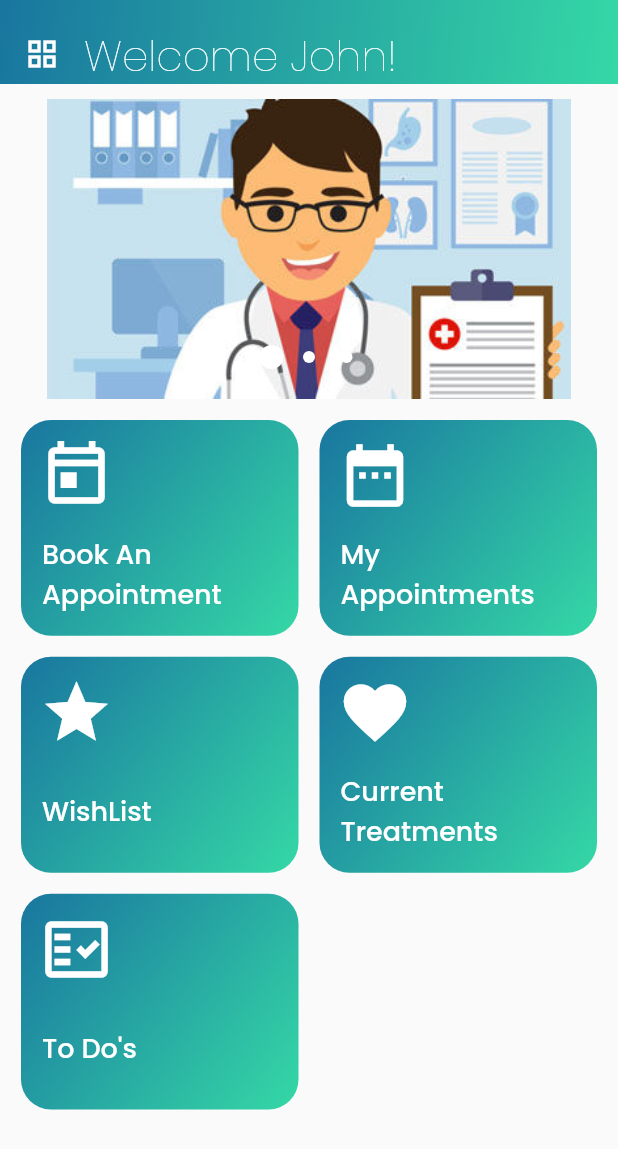
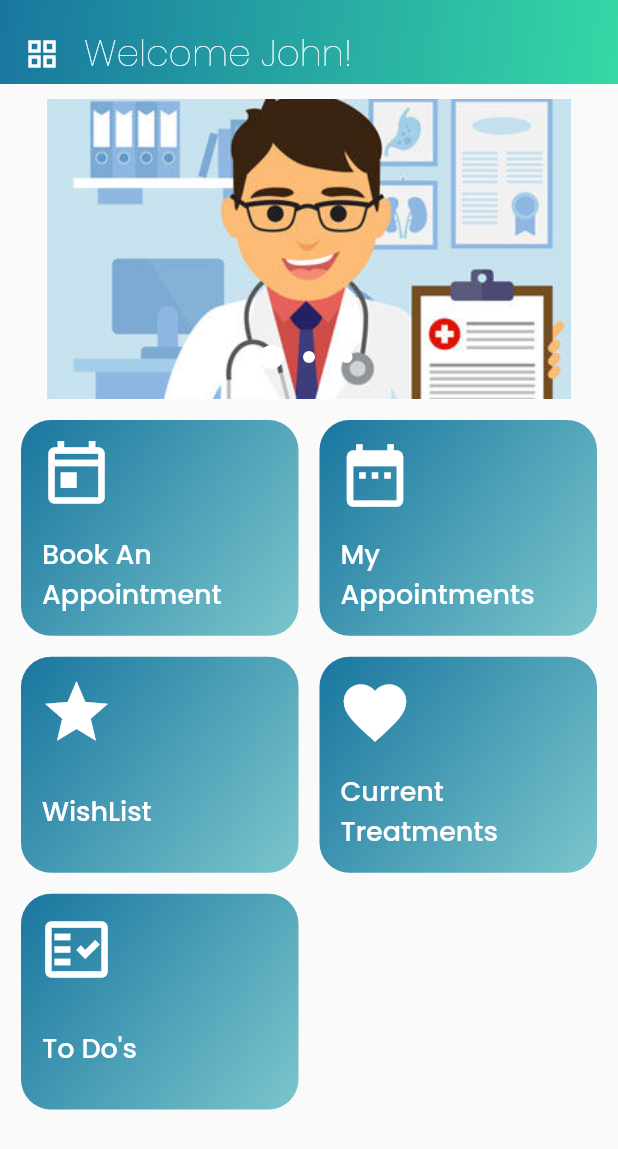
Before and after one commit to meetcse/PCare, a Flutter app: the HomePage screen opened by its route, on a phone screen of 412 x 824 dp. Shown: the top 1149 px of the screen. Run offline on Flutter 3.47's test engine with Material 2 defaults, Android fonts, the light colour scheme and no system bars; drawn by our look-alikes of carousel_pro; our stand-ins replace flushbar, flutter_mobx, google_fonts, mobx, progress_indicators, shared_preferences; accounts and stored records are empty; generated files the repository leaves out were written again.

Commit message:
Changed some colors

```diff
--- a/lib/constants/app_colors.dart
+++ b/lib/constants/app_colors.dart
@@ -5,9 +5,9 @@ class UniversalColors {
   static const Color gradientColorStart = Color(0xff19769F);
   static const Color gradientColorEnd = Color(0xff35D8A6);
   static const Color whiteColor = Colors.white;
-  static const Color gradientColorStart2 = Color(0xff8080FF);
+  static const Color gradientColorStart2 = Color(0xffbe93c5);
   // static const Color gradientColorEnd2 = Color(0xff538FFB);
-  static const Color gradientColorEnd2 = Color(0xffA462E2);
+  static const Color gradientColorEnd2 = Color(0xff7bc6cc);
 
   static const Color lightBlue = Color(0xff5FE5BC);
   static const Color black = Color(0xff3E3E3E);
@@ -22,7 +22,7 @@ class UniversalColors {
       end: Alignment.bottomRight);
 
   static final Gradient secondaryGradient = LinearGradient(
-    colors: [gradientColorStart2, gradientColorEnd2],
+    colors: [gradientColorStart, gradientColorEnd2],
     begin: Alignment.topLeft,
     end: Alignment.bottomRight,
   );
--- a/lib/constants/app_theme.dart
+++ b/lib/constants/app_theme.dart
@@ -8,7 +8,7 @@ class CustomTheme {
       textTheme:
           GoogleFonts.poppinsTextTheme(Theme.of(context).textTheme.copyWith(
                 headline1: TextStyle(
-                  fontSize: 28,
+                  fontSize: 24,
                   color: UniversalColors.whiteColor,
                 ),
                 headline2: TextStyle(
--- a/lib/ui/Registeration/sign_in.dart
+++ b/lib/ui/Registeration/sign_in.dart
@@ -169,7 +169,7 @@ class _SigninState extends State<Signin> {
                 ),
               ),
               SizedBox(
-                height: 30,
+                height: 20,
               ),
               //Login with mobile or email and crete acc text
               Flexible(
--- a/lib/ui/patient/HomePage.dart
+++ b/lib/ui/patient/HomePage.dart
@@ -162,9 +162,10 @@ class _HomePageState extends State<HomePage> {
           ),
           itemBuilder: (context, index) {
             return SingleChipWidget(
-                childText: _categories[index]['name'],
-                icon: _categories[index]['icon'],
-                color: _categories[index]['color']);
+              childText: _categories[index]['name'],
+              icon: _categories[index]['icon'],
+              // color: _categories[index]['color'],
+            );
           }),
     );
   }
--- a/lib/widgets/single_chip_widget.dart
+++ b/lib/widgets/single_chip_widget.dart
@@ -4,10 +4,12 @@ import 'package:pcare/constants/app_colors.dart';
 class SingleChipWidget extends StatelessWidget {
   final String childText;
   final IconData icon;
-  final Color color;
+  // final Color color;
 
-  SingleChipWidget(
-      {@required this.childText, @required this.icon, @required this.color});
+  SingleChipWidget({
+    @required this.childText,
+    @required this.icon,
+  });
 
   @override
   Widget build(BuildContext context) {
@@ -21,7 +23,7 @@ class SingleChipWidget extends StatelessWidget {
         decoration: BoxDecoration(
           // color: color,
 
-          gradient: UniversalColors.primaryGradient,
+          gradient: UniversalColors.secondaryGradient,
           borderRadius: BorderRadius.all(
             Radius.circular(20),
           ),
@@ -46,8 +48,9 @@ class SingleChipWidget extends StatelessWidget {
                   childText,
                   overflow: TextOverflow.ellipsis,
                   maxLines: 2,
-                  style:
-                      Theme.of(context).textTheme.button.copyWith(fontSize: 18),
+                  style: Theme.of(context).textTheme.button.copyWith(
+                        fontSize: 18,
+                      ),
                 ),
               ),
             ),
```
Also changed, not shown: lib/ui/patient/appointments/search_doctor.dart (added, +20 -0 lines).
